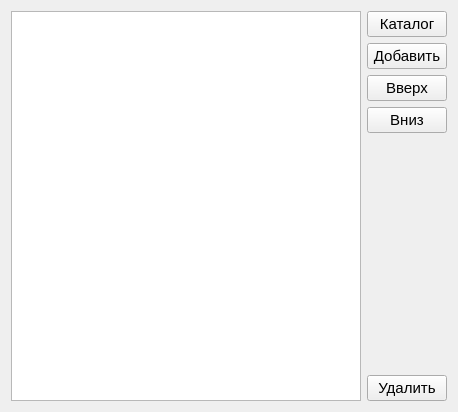
Vladimirsky555/Books, file src/catalogEditor/catalogseditor.ui: the form before one commit.
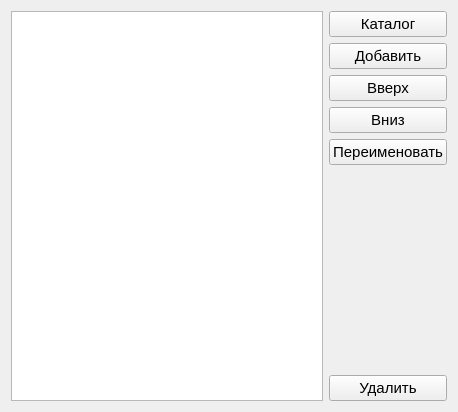
The form after the commit. Icons and pictures are not drawn.

Commit message: Add class for each data type

The edit to the form file:
```diff
--- a/src/catalogEditor/catalogseditor.ui
+++ b/src/catalogEditor/catalogseditor.ui
@@ -93,6 +93,23 @@
        </property>
       </widget>
      </item>
+     <item>
+      <widget class="QPushButton" name="btnRename">
+       <property name="font">
+        <font>
+         <pointsize>11</pointsize>
+        </font>
+       </property>
+       <property name="text">
+        <string>Переименовать</string>
+       </property>
+       <property name="icon">
+        <iconset>
+         <normalon>:/images/rename.png</normalon>
+        </iconset>
+       </property>
+      </widget>
+     </item>
      <item>
       <spacer name="verticalSpacer">
        <property name="orientation">
```
The commit also changes 34 other files.
